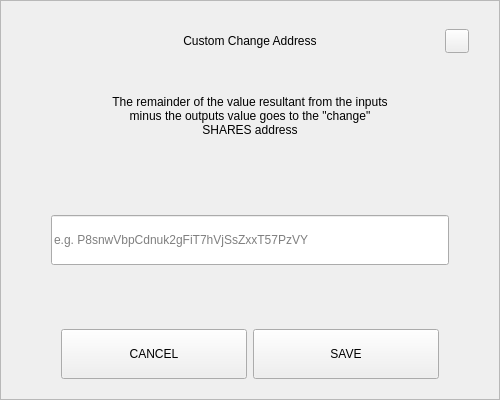
The window that src/qt/pivx/forms/sendchangeaddressdialog.ui (AltcoinBaggins/lil) describes before a commit, drawn with Qt 5.
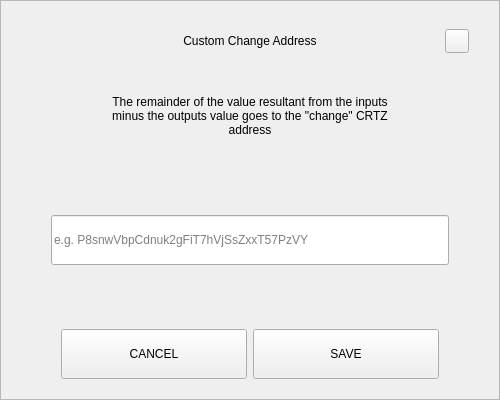
The same window after the commit.

```diff
--- a/src/qt/pivx/forms/sendchangeaddressdialog.ui
+++ b/src/qt/pivx/forms/sendchangeaddressdialog.ui
@@ -164,7 +164,7 @@
          </size>
         </property>
         <property name="text">
-         <string>The remainder of the value resultant from the inputs minus the outputs value goes to the &quot;change&quot; SHARES address</string>
+         <string>The remainder of the value resultant from the inputs minus the outputs value goes to the &quot;change&quot; CRTZ address</string>
         </property>
         <property name="alignment">
          <set>Qt::AlignCenter</set>
```
